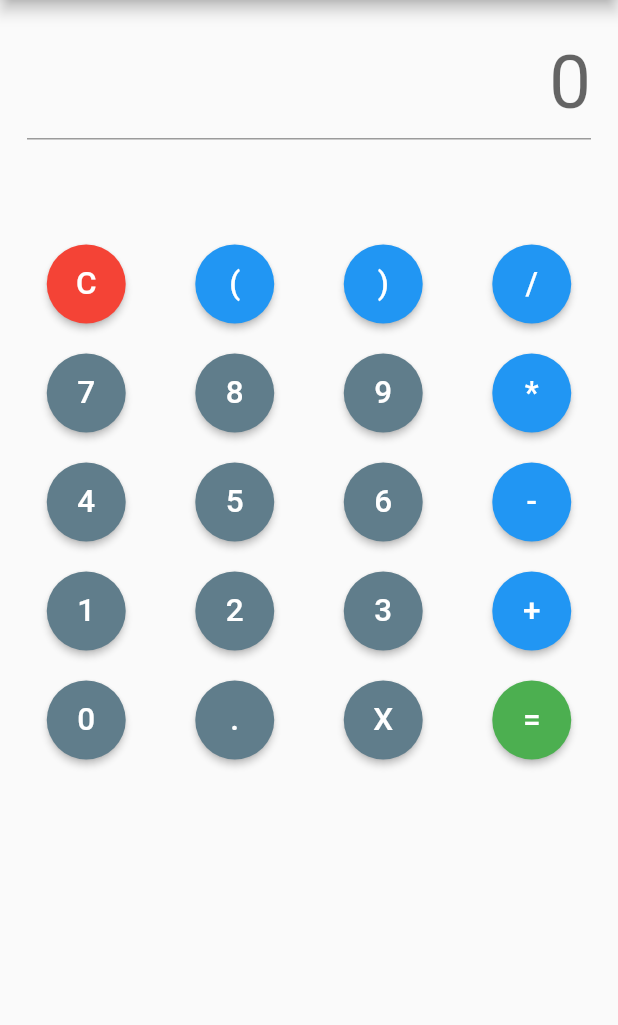
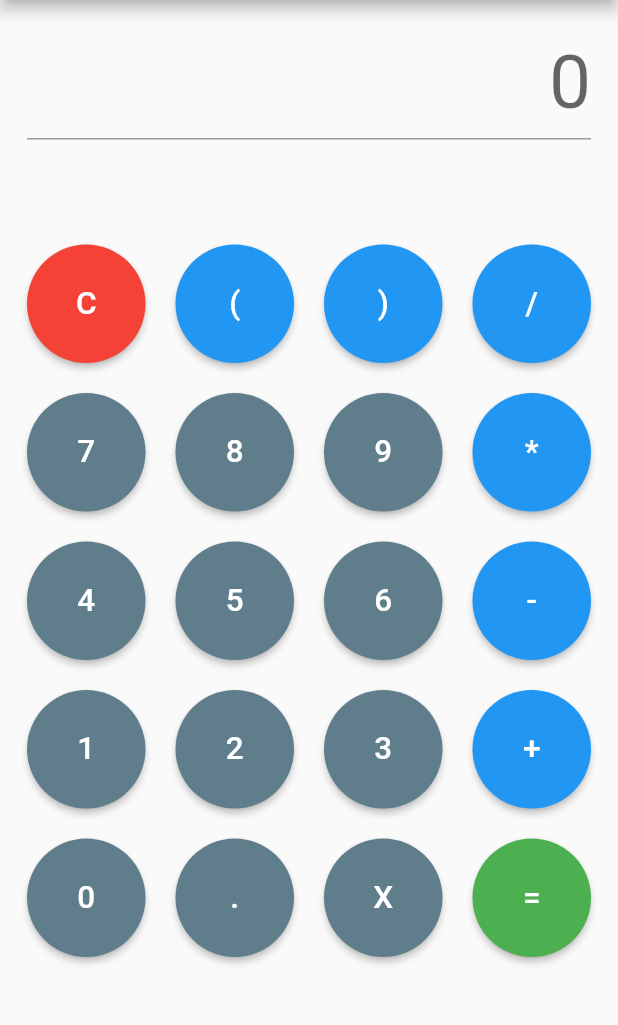
Before and after one commit to SathvikNarala/Calculator-FlutterApp, a Flutter app: the screen it shows after launch, on a phone screen of 412 x 824 dp, the part 84-1109 px from its top. Run offline on Flutter 3.47's test engine with Material 2 defaults, Android fonts, the phone set to English and light mode, and no system bars.

Commit message:
Minor updates

```diff
--- a/app/lib/ui.dart
+++ b/app/lib/ui.dart
@@ -82,7 +82,7 @@ class AppState extends State<App>{
                   crossAxisCount: 4,
                   crossAxisSpacing: 20,
                   mainAxisSpacing: 20,
-                  childAspectRatio: MediaQuery.of(context).size.aspectRatio * 3.0,
+                  childAspectRatio: MediaQuery.of(context).size.aspectRatio * 2,
                   shrinkWrap: true,
                   children: [
                     _makeButton(
```
Also changed, not shown: 1 other file.
